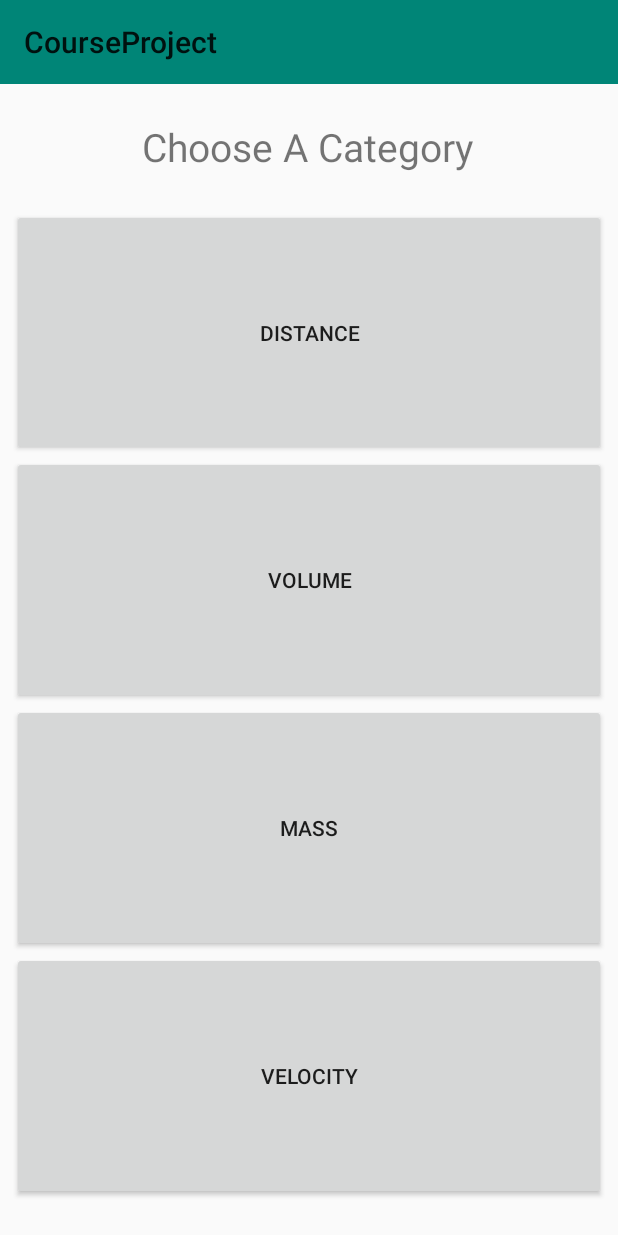
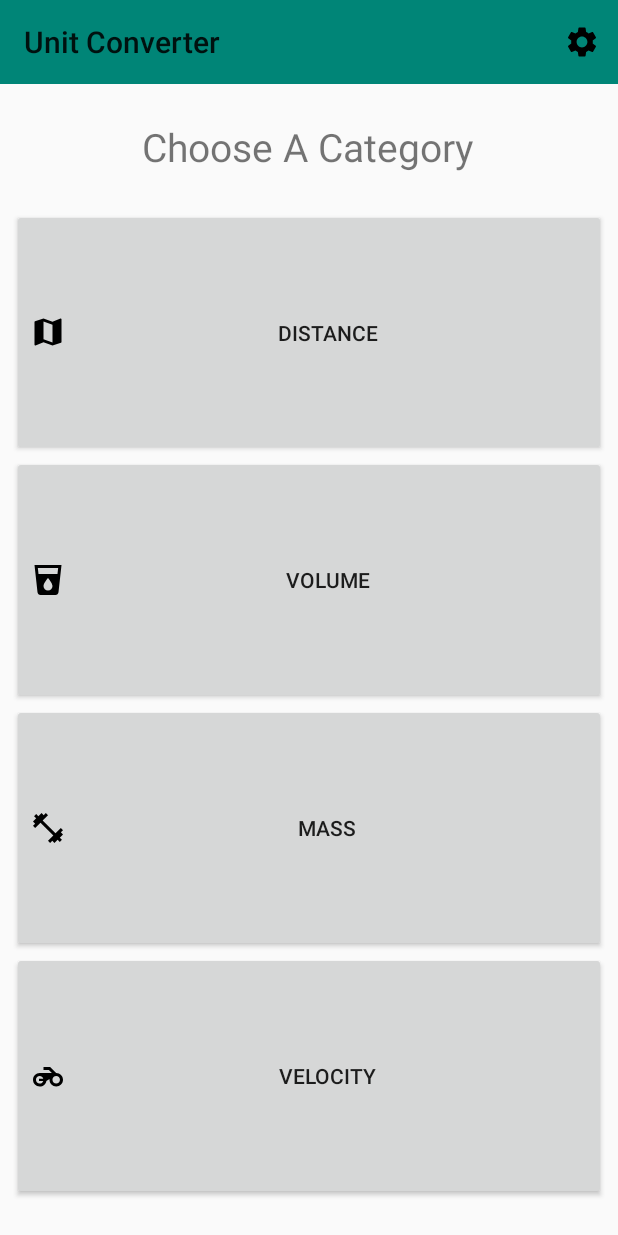
Before and after one commit to adelkesc/UnitConversionApp, an Android app: the screen it shows after launch (MainActivity), on a phone screen of 412 x 824 dp. Run offline under Robolectric (Android 15) with nearby library versions, the phone set to English and light mode, and no system bars.

Commit message:
Added drawables to the app layout and updated appbar.

```diff
--- a/app/src/main/AndroidManifest.xml
+++ b/app/src/main/AndroidManifest.xml
@@ -13,7 +13,8 @@
         <activity android:name=".distance" />
         <activity android:name=".mass" />
         <activity android:name=".velocity" />
-        <activity android:name=".MainActivity">
+        <activity android:name=".MainActivity"
+            android:label="Unit Converter">
             <intent-filter>
                 <action android:name="android.intent.action.MAIN" />
 
--- a/app/src/main/java/com/example/courseproject/MainActivity.java
+++ b/app/src/main/java/com/example/courseproject/MainActivity.java
@@ -4,6 +4,8 @@ import android.content.Intent;
 import android.support.v7.app.AppCompatActivity;
 import android.os.Bundle;
 import android.support.v7.widget.Toolbar;
+import android.view.Menu;
+import android.view.MenuItem;
 import android.view.View;
 import android.widget.Button;
 
@@ -53,4 +55,21 @@ public class MainActivity extends AppCompatActivity {
             }
         });
     }
+
+    public boolean onCreateOptionsMenu(Menu menu){
+        getMenuInflater().inflate(R.menu.main_menu, menu);
+        return super.onCreateOptionsMenu(menu);
+    }
+
+    @Override
+    public boolean onOptionsItemSelected(MenuItem item){
+        switch (item.getItemId()){
+            case R.id.settingsButton:
+                //Intent or fragment leading to settings page here...
+                return true;
+
+                default:
+                    return super.onOptionsItemSelected(item);
+        }
+    }
 }
--- /dev/null
+++ b/app/src/main/res/drawable/ic_fitness_center_icon_24px.xml
@@ -0,0 +1,9 @@
+<vector xmlns:android="http://schemas.android.com/apk/res/android"
+    android:width="24dp"
+    android:height="24dp"
+    android:viewportWidth="24"
+    android:viewportHeight="24">
+  <path
+      android:fillColor="#FF000000"
+      android:pathData="M20.57,14.86L22,13.43 20.57,12 17,15.57 8.43,7 12,3.43 10.57,2 9.14,3.43 7.71,2 5.57,4.14 4.14,2.71 2.71,4.14l1.43,1.43L2,7.71l1.43,1.43L2,10.57 3.43,12 7,8.43 15.57,17 12,20.57 13.43,22l1.43,-1.43L16.29,22l2.14,-2.14 1.43,1.43 1.43,-1.43 -1.43,-1.43L22,16.29z"/>
+</vector>
--- /dev/null
+++ b/app/src/main/res/drawable/ic_local_drink_icon_24px.xml
@@ -0,0 +1,9 @@
+<vector xmlns:android="http://schemas.android.com/apk/res/android"
+    android:width="24dp"
+    android:height="24dp"
+    android:viewportWidth="24"
+    android:viewportHeight="24">
+  <path
+      android:fillColor="#FF000000"
+      android:pathData="M3,2l2.01,18.23C5.13,21.23 5.97,22 7,22h10c1.03,0 1.87,-0.77 1.99,-1.77L21,2L3,2zM12,19c-1.66,0 -3,-1.34 -3,-3 0,-2 3,-5.4 3,-5.4s3,3.4 3,5.4c0,1.66 -1.34,3 -3,3zM18.33,8L5.67,8l-0.44,-4h13.53l-0.43,4z"/>
+</vector>
--- /dev/null
+++ b/app/src/main/res/drawable/ic_map_icon_24px.xml
@@ -0,0 +1,9 @@
+<vector xmlns:android="http://schemas.android.com/apk/res/android"
+    android:width="24dp"
+    android:height="24dp"
+    android:viewportWidth="24"
+    android:viewportHeight="24">
+  <path
+      android:fillColor="#FF000000"
+      android:pathData="M20.5,3l-0.16,0.03L15,5.1 9,3 3.36,4.9c-0.21,0.07 -0.36,0.25 -0.36,0.48V20.5c0,0.28 0.22,0.5 0.5,0.5l0.16,-0.03L9,18.9l6,2.1 5.64,-1.9c0.21,-0.07 0.36,-0.25 0.36,-0.48V3.5c0,-0.28 -0.22,-0.5 -0.5,-0.5zM15,19l-6,-2.11V5l6,2.11V19z"/>
+</vector>
--- /dev/null
+++ b/app/src/main/res/drawable/ic_motorcycle_icon_24px.xml
@@ -0,0 +1,9 @@
+<vector xmlns:android="http://schemas.android.com/apk/res/android"
+    android:width="24dp"
+    android:height="24dp"
+    android:viewportWidth="24"
+    android:viewportHeight="24">
+  <path
+      android:fillColor="#FF000000"
+      android:pathData="M17.5,10c-0.03,0 -0.05,0.01 -0.08,0.01L13.41,6L9,6v2h3.59l2,2h-8.1C4.01,10 2,12.02 2,14.5 2,16.99 4.01,19 6.5,19c2.22,0 4.06,-1.62 4.42,-3.73L13.04,14c-0.02,0.17 -0.04,0.33 -0.04,0.5 0,2.49 2.01,4.5 4.5,4.5s4.5,-2.01 4.5,-4.5 -2.01,-4.5 -4.5,-4.5zM8.84,15.26C8.52,16.27 7.58,17 6.47,17c-1.38,0 -2.5,-1.12 -2.5,-2.5S5.09,12 6.47,12c1.12,0 2.05,0.74 2.37,1.75L6,13.75v1.5l2.84,0.01zM17.47,17c-1.38,0 -2.5,-1.12 -2.5,-2.5s1.12,-2.5 2.5,-2.5 2.5,1.12 2.5,2.5 -1.12,2.5 -2.5,2.5z"/>
+</vector>
--- /dev/null
+++ b/app/src/main/res/drawable/ic_settings_icon_20px.xml
@@ -0,0 +1,4 @@
+<vector android:height="24dp" android:viewportHeight="20"
+    android:viewportWidth="20" android:width="24dp" xmlns:android="http://schemas.android.com/apk/res/android">
+    <path android:fillColor="#FF000000" android:pathData="M15.95,10.78c0.03,-0.25 0.05,-0.51 0.05,-0.78s-0.02,-0.53 -0.06,-0.78l1.69,-1.32c0.15,-0.12 0.19,-0.34 0.1,-0.51l-1.6,-2.77c-0.1,-0.18 -0.31,-0.24 -0.49,-0.18l-1.99,0.8c-0.42,-0.32 -0.86,-0.58 -1.35,-0.78L12,2.34c-0.03,-0.2 -0.2,-0.34 -0.4,-0.34H8.4c-0.2,0 -0.36,0.14 -0.39,0.34l-0.3,2.12c-0.49,0.2 -0.94,0.47 -1.35,0.78l-1.99,-0.8c-0.18,-0.07 -0.39,0 -0.49,0.18l-1.6,2.77c-0.1,0.18 -0.06,0.39 0.1,0.51l1.69,1.32c-0.04,0.25 -0.07,0.52 -0.07,0.78s0.02,0.53 0.06,0.78L2.37,12.1c-0.15,0.12 -0.19,0.34 -0.1,0.51l1.6,2.77c0.1,0.18 0.31,0.24 0.49,0.18l1.99,-0.8c0.42,0.32 0.86,0.58 1.35,0.78l0.3,2.12c0.04,0.2 0.2,0.34 0.4,0.34h3.2c0.2,0 0.37,-0.14 0.39,-0.34l0.3,-2.12c0.49,-0.2 0.94,-0.47 1.35,-0.78l1.99,0.8c0.18,0.07 0.39,0 0.49,-0.18l1.6,-2.77c0.1,-0.18 0.06,-0.39 -0.1,-0.51l-1.67,-1.32zM10,13c-1.65,0 -3,-1.35 -3,-3s1.35,-3 3,-3 3,1.35 3,3 -1.35,3 -3,3z"/>
+</vector>
--- a/app/src/main/res/layout/activity_main.xml
+++ b/app/src/main/res/layout/activity_main.xml
@@ -50,28 +50,32 @@
             android:layout_width="match_parent"
             android:layout_height="wrap_content"
             android:layout_weight="1"
-            android:text="Distance" />
+            android:text="Distance"
+            android:drawableLeft="@drawable/ic_map_icon_24px"/>
 
         <Button
             android:id="@+id/volumeButton"
             android:layout_width="match_parent"
             android:layout_height="wrap_content"
             android:layout_weight="1"
-            android:text="Volume" />
+            android:text="Volume"
+            android:drawableLeft="@drawable/ic_local_drink_icon_24px"/>
 
         <Button
             android:id="@+id/massButton"
             android:layout_width="match_parent"
             android:layout_height="wrap_content"
             android:layout_weight="1"
-            android:text="Mass" />
+            android:text="Mass"
+            android:drawableLeft="@drawable/ic_fitness_center_icon_24px"/>
 
         <Button
             android:id="@+id/velocityButton"
             android:layout_width="match_parent"
             android:layout_height="wrap_content"
             android:layout_weight="1"
-            android:text="Velocity" />
+            android:text="Velocity"
+            android:drawableLeft="@drawable/ic_motorcycle_icon_24px"/>
     </LinearLayout>
 
 </android.support.constraint.ConstraintLayout>
--- /dev/null
+++ b/app/src/main/res/menu/main_menu.xml
@@ -0,0 +1,11 @@
+<?xml version="1.0" encoding="utf-8"?>
+<menu xmlns:android="http://schemas.android.com/apk/res/android"
+    xmlns:app="http://schemas.android.com/apk/res-auto">
+
+    <item
+        android:id="@+id/settingsButton"
+        android:title="Settings"
+        android:icon="@drawable/ic_settings_icon_20px"
+        app:showAsAction="always"/>
+
+</menu>
```
